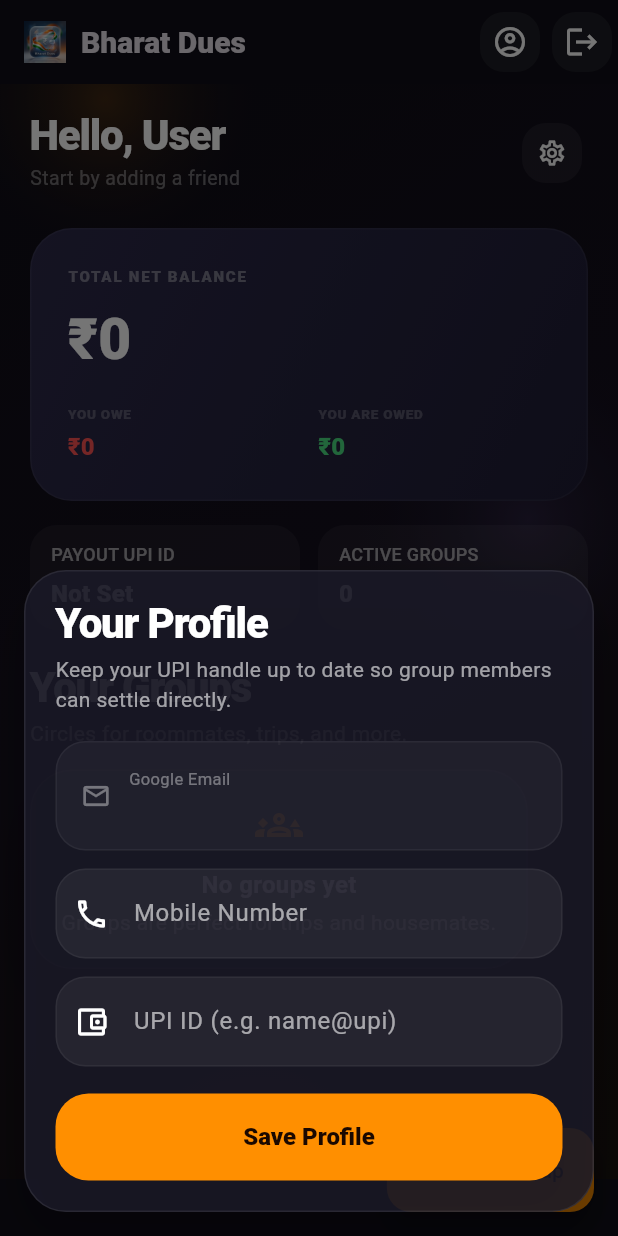
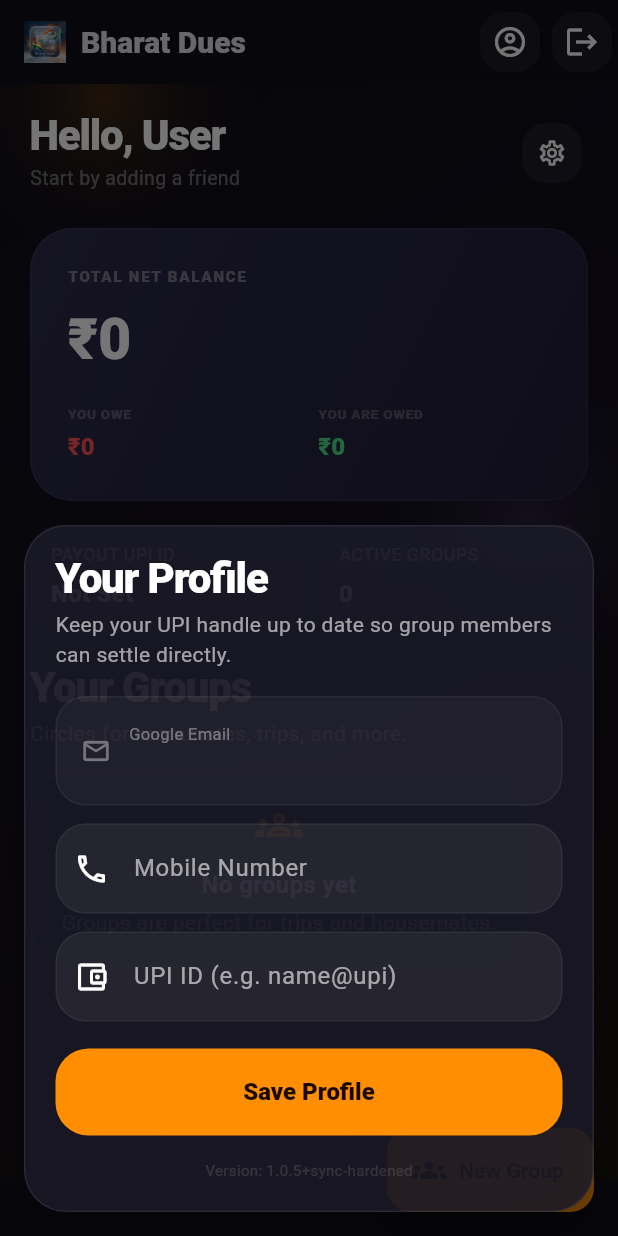
Before and after one commit to shikharagrawal17/settleup, a Flutter app: the screen it shows once a user with an empty profile is signed in, after a tap on the "account circle" icon, on a phone screen of 412 x 824 dp. Run offline on Flutter 3.47's test engine with Material 3 defaults, Android fonts, the phone set to English and light mode, and no system bars; our stand-ins replace cloud_firestore, firebase_auth, firebase_core, firebase_messaging, flutter_contacts, google_sign_in and 2 more; accounts and stored records are empty; statements that could not run were skipped.

Commit message:
Bulletproof Identity Sync: Version 1.0.5+sync-hardened
- Implemented universal normalization in profilesStream to bridge phone number format gaps.
- Hardened normalisePhone to safely handle UIDs and phone variants.
- Added versioning to HomeScreen profile sheet for build verification.
- Enforced aggressive 'syncMemberInfo' to repair stale group records immediately.

```diff
--- a/lib/screens/home_screen.dart
+++ b/lib/screens/home_screen.dart
@@ -132,6 +132,13 @@
                           if (sheetContext.mounted) Navigator.of(sheetContext).pop();
                         },
                         child: const Text('Save Profile'),
+                      ),
+                    ),
+                    const SizedBox(height: 16),
+                    const Center(
+                      child: Text(
+                        'Version: 1.0.5+sync-hardened',
+                        style: TextStyle(color: Colors.white12, fontSize: 10),
                       ),
                     ),
                   ],
```
Also changed, not shown: lib/providers/app_state.dart (+23 -5 lines), 1 other file.
